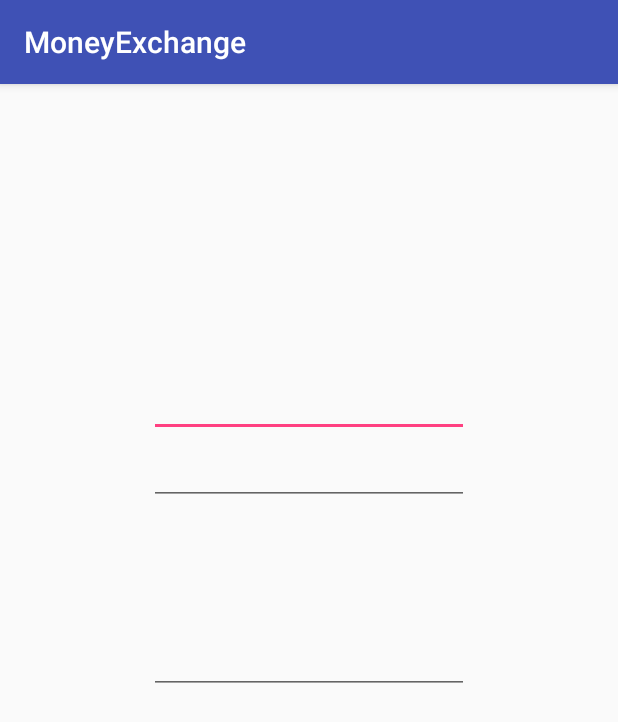
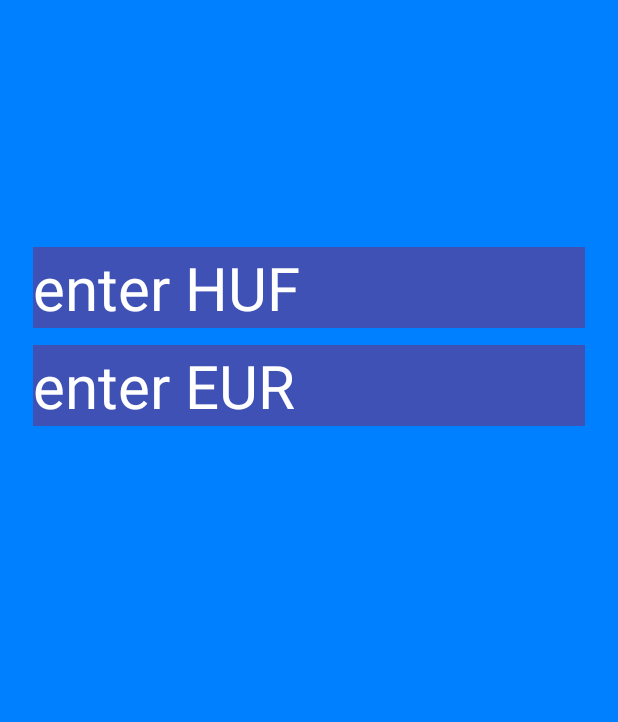
Before and after one commit to max-peters/MoneyExchange, an Android app: the screen it shows after launch (MoneyActivity), after a tap on "MONEY EXCHANGE", on a phone screen of 412 x 824 dp. Shown: the top 722 px of the screen. Run offline under Robolectric (Android 15) with nearby library versions, the phone set to English and light mode, and no system bars.

Commit message:
number keyboard test

```diff
--- a/app/src/main/java/hu/bme/tmit/moneyexchange/MainActivity.java
+++ b/app/src/main/java/hu/bme/tmit/moneyexchange/MainActivity.java
@@ -1,12 +1,12 @@
 package hu.bme.tmit.moneyexchange;
 
+import android.app.Activity;
 import android.content.Intent;
 import android.os.Bundle;
-import android.support.v7.app.AppCompatActivity;
 import android.view.View;
 import android.widget.Button;
 
-public class MainActivity extends AppCompatActivity implements View.OnClickListener {
+public class MainActivity extends Activity implements View.OnClickListener {
 
     Button btnMoneyExchange;
     Button btnPurchases;
@@ -16,6 +16,7 @@ public class MainActivity extends AppCompatActivity implements View.OnClickListe
     @Override
     protected void onCreate(Bundle savedInstanceState) {
         super.onCreate(savedInstanceState);
+
         setContentView(R.layout.activity_main);
 
         btnMoneyExchange = findViewById(R.id.btnMoneyExchange);
--- a/app/src/main/java/hu/bme/tmit/moneyexchange/MoneyActivity.java
+++ b/app/src/main/java/hu/bme/tmit/moneyexchange/MoneyActivity.java
@@ -1,14 +1,14 @@
 package hu.bme.tmit.moneyexchange;
 
+import android.app.Activity;
 import android.os.Bundle;
-import android.support.v7.app.AppCompatActivity;
 import android.view.KeyEvent;
 import android.view.View;
 import android.view.View.OnKeyListener;
 import android.view.WindowManager;
 import android.widget.TextView;
 
-public class MoneyActivity extends AppCompatActivity implements OnKeyListener {
+public class MoneyActivity extends Activity implements OnKeyListener {
 
     TextView currencyInputHome;
     TextView currencyInputForeign;
@@ -23,25 +23,35 @@ public class MoneyActivity extends AppCompatActivity implements OnKeyListener {
         super.onCreate(savedInstanceState);
         setContentView(R.layout.activity_money);
 
+        currencyInputHome = findViewById(R.id.currencyInputHome);
+        currencyInputHome.setOnKeyListener(this);
+        currencyInputHome.setHint("enter EUR");
         currencyInputForeign = findViewById(R.id.currencyInputForeign);
+        currencyInputForeign.requestFocus();
+        currencyInputForeign.setHint("enter HUF");
+
         summary = findViewById(R.id.summary);
         summary.setFocusable(false);
+        summary.setVisibility(View.INVISIBLE);
 
-        currencyInputHome = findViewById(R.id.currencyInputHome);
-        currencyInputForeign.requestFocus();
         getWindow().setSoftInputMode(WindowManager.LayoutParams.SOFT_INPUT_STATE_VISIBLE);
 
-        currencyInputHome.setOnKeyListener(this);
     }
 
     public boolean onKey(View v, int keyCode, KeyEvent event) {
         if ((event.getAction() == KeyEvent.ACTION_DOWN) &&
                 (keyCode == KeyEvent.KEYCODE_ENTER)) {
+            double exchangeRate;
+
             currencyForeign = Double.parseDouble(currencyInputForeign.getText().toString());
             currencyHome = Double.parseDouble(currencyInputHome.getText().toString());
-            summary.setText(String.valueOf(currencyForeign / currencyHome));
+
+            exchangeRate = ((int) (currencyForeign / currencyHome * 100) / 100.0);
+            summary.setText(String.valueOf(exchangeRate));
+
             getWindow().setSoftInputMode(WindowManager.LayoutParams.SOFT_INPUT_STATE_HIDDEN);
             summary.requestFocus();
+            summary.setVisibility(View.VISIBLE);
             return true;
         }
         return false;
--- a/app/src/main/res/layout/activity_money.xml
+++ b/app/src/main/res/layout/activity_money.xml
@@ -4,12 +4,15 @@
     xmlns:tools="http://schemas.android.com/tools"
     android:layout_width="match_parent"
     android:layout_height="match_parent"
+    android:background="@color/colorPrimary"
     android:windowSoftInputMode="stateVisible"
     tools:context="hu.bme.tmit.moneyexchange.MoneyActivity">
+
 
     <RelativeLayout
         android:layout_width="368dp"
         android:layout_height="495dp"
+        android:background="@color/colorPrimary"
         app:layout_constraintBottom_toBottomOf="parent"
         app:layout_constraintEnd_toEndOf="parent"
         app:layout_constraintHorizontal_bias="0.5"
@@ -20,11 +23,15 @@
             android:id="@+id/currencyInputForeign"
             android:layout_width="wrap_content"
             android:layout_height="wrap_content"
+            android:layout_alignParentLeft="true"
+            android:layout_alignParentStart="true"
             android:layout_alignParentTop="true"
-            android:layout_centerHorizontal="true"
-            android:layout_marginTop="53dp"
+            android:background="@color/colorPrimaryDark"
             android:ems="10"
             android:inputType="number"
+            android:textColor="@color/colorWhite"
+            android:textColorHint="@color/colorWhite"
+            android:textSize="40sp"
             tools:layout_editor_absoluteX="85dp"
             tools:layout_editor_absoluteY="65dp" />
 
@@ -32,11 +39,16 @@
             android:id="@+id/currencyInputHome"
             android:layout_width="wrap_content"
             android:layout_height="wrap_content"
-            android:layout_alignLeft="@+id/currencyInputForeign"
-            android:layout_alignStart="@+id/currencyInputForeign"
+            android:layout_alignParentLeft="true"
+            android:layout_alignParentStart="true"
             android:layout_below="@+id/currencyInputForeign"
+            android:layout_marginTop="11dp"
+            android:background="@color/colorPrimaryDark"
             android:ems="10"
             android:inputType="number"
+            android:textColor="@color/colorWhite"
+            android:textColorHint="@color/colorWhite"
+            android:textSize="40sp"
             tools:layout_editor_absoluteX="84dp"
             tools:layout_editor_absoluteY="129dp" />
 
@@ -44,11 +56,14 @@
             android:id="@+id/summary"
             android:layout_width="wrap_content"
             android:layout_height="wrap_content"
-            android:layout_alignLeft="@+id/currencyInputHome"
-            android:layout_alignStart="@+id/currencyInputHome"
+            android:layout_alignParentLeft="true"
+            android:layout_alignParentStart="true"
             android:layout_centerVertical="true"
+            android:background="@color/colorPrimaryDark"
             android:ems="10"
-            android:inputType="numberDecimal" />
-
+            android:inputType="numberDecimal"
+            android:textColor="@color/colorWhite"
+            android:textColorHint="@color/colorWhite"
+            android:textSize="40sp" />
     </RelativeLayout>
 </android.support.constraint.ConstraintLayout>
--- a/app/src/main/res/values/colors.xml
+++ b/app/src/main/res/values/colors.xml
@@ -1,6 +1,7 @@
 <?xml version="1.0" encoding="utf-8"?>
 <resources>
-    <color name="colorPrimary">#3F51B5</color>
-    <color name="colorPrimaryDark">#303F9F</color>
+    <color name="colorPrimary">#0080FF</color>
+    <color name="colorPrimaryDark">#3F51B5</color>
     <color name="colorAccent">#FF4081</color>
+    <color name="colorWhite">#FFFFFF</color>
 </resources>
```
